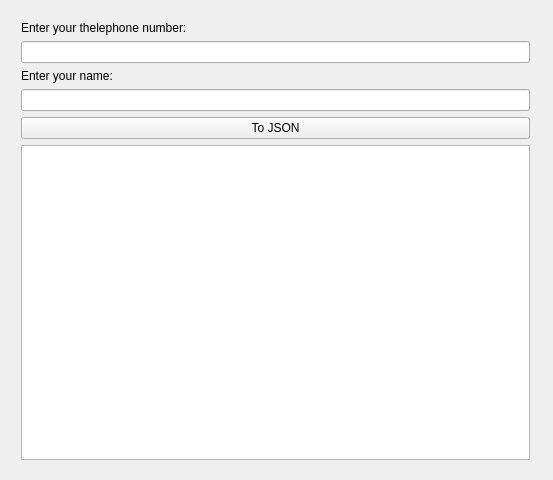
The window that mainwindow.ui (WTFTrick/TelephoneBook) describes before a commit, drawn with Qt 5.
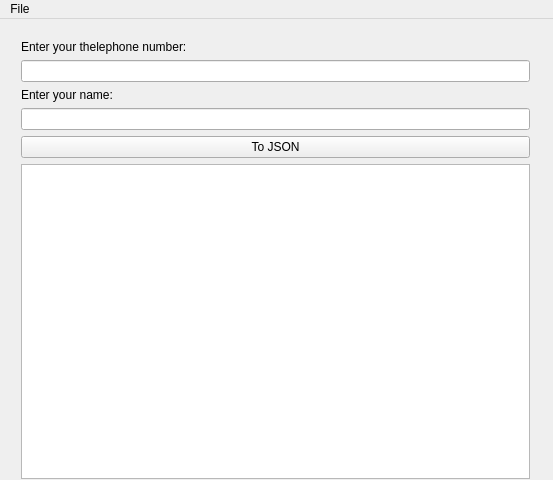
The same window after the commit.

Commit message: 01.03.2016, add clear button

```diff
--- a/mainwindow.ui
+++ b/mainwindow.ui
@@ -20,7 +20,7 @@
    <string>MainWindow</string>
   </property>
   <widget class="QWidget" name="centralWidget">
-   <widget class="QWidget" name="gridLayoutWidget">
+   <widget class="QWidget" name="gridWidget" native="true">
     <property name="geometry">
      <rect>
       <x>10</x>
@@ -30,9 +30,6 @@
      </rect>
     </property>
     <layout class="QGridLayout" name="gridLayout">
-     <item row="3" column="1">
-      <widget class="QLineEdit" name="name_lineEdit"/>
-     </item>
      <item row="0" column="1">
       <widget class="QLabel" name="label_thelephone">
        <property name="sizePolicy">
@@ -46,19 +43,6 @@
        </property>
       </widget>
      </item>
-     <item row="4" column="1">
-      <widget class="QPushButton" name="pb_toJSON">
-       <property name="text">
-        <string>To JSON</string>
-       </property>
-      </widget>
-     </item>
-     <item row="5" column="1">
-      <widget class="QListWidget" name="listWidget"/>
-     </item>
-     <item row="1" column="1">
-      <widget class="QLineEdit" name="tel_lineEdit"/>
-     </item>
      <item row="2" column="1">
       <widget class="QLabel" name="lable_name">
        <property name="text">
@@ -66,9 +50,56 @@
        </property>
       </widget>
      </item>
+     <item row="3" column="1">
+      <widget class="QLineEdit" name="name_lineEdit"/>
+     </item>
+     <item row="1" column="1">
+      <widget class="QLineEdit" name="tel_lineEdit"/>
+     </item>
+     <item row="11" column="1">
+      <widget class="QListWidget" name="listWidget"/>
+     </item>
+     <item row="6" column="1">
+      <widget class="QPushButton" name="pb_toJSON">
+       <property name="sizePolicy">
+        <sizepolicy hsizetype="Minimum" vsizetype="Fixed">
+         <horstretch>0</horstretch>
+         <verstretch>0</verstretch>
+        </sizepolicy>
+       </property>
+       <property name="text">
+        <string>To JSON</string>
+       </property>
+      </widget>
+     </item>
     </layout>
    </widget>
   </widget>
+  <widget class="QMenuBar" name="menuBar">
+   <property name="geometry">
+    <rect>
+     <x>0</x>
+     <y>0</y>
+     <width>553</width>
+     <height>25</height>
+    </rect>
+   </property>
+   <widget class="QMenu" name="menuFile">
+    <property name="title">
+     <string>File</string>
+    </property>
+    <addaction name="actionExit"/>
+   </widget>
+   <addaction name="menuFile"/>
+  </widget>
+  <action name="actionExit">
+   <property name="text">
+    <string>Exit</string>
+   </property>
+   <property name="shortcut">
+    <string>Ctrl+Q</string>
+   </property>
+  </action>
  </widget>
  <layoutdefault spacing="6" margin="11"/>
  <resources/>
```
Left out of the diff: 19 changed lines with no effect on the pictures. The commit also changes 2 other files.
